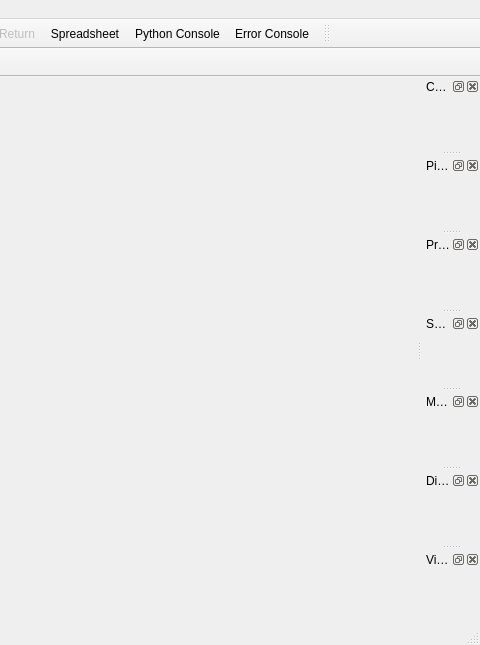
Before: the Qt Designer form vvMainWindow.ui in Kitware/VeloView, drawn with Qt 5; both pictures show x 590 to 1070 and y 0 to 645 of the 1070 by 645 pixel window.
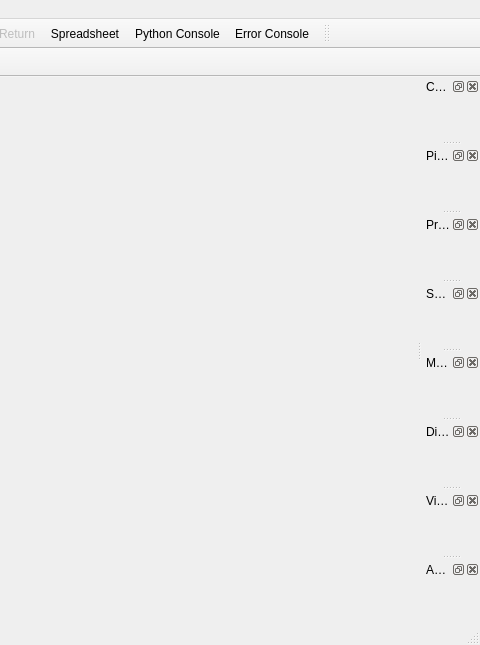
After: the same form once the commit is applied. Icons and pictures are not drawn. Custom widgets are drawn as their Qt base class.

Commit message: Add Animation widget

```diff
--- a/vvMainWindow.ui
+++ b/vvMainWindow.ui
@@ -308,6 +308,15 @@
    </attribute>
    <widget class="pqPropertiesPanel" name="viewPropertiesPanel"/>
   </widget>
+  <widget class="QDockWidget" name="viewAnimationDock">
+   <property name="windowTitle">
+    <string>Animation</string>
+   </property>
+   <attribute name="dockWidgetArea">
+    <number>2</number>
+   </attribute>
+   <widget class="pqPVAnimationWidget" name="animationPanel"/>
+  </widget>
   <action name="actionE_xit">
    <property name="text">
     <string>E&amp;xit</string>
@@ -939,6 +948,12 @@
    <extends>QStatusBar</extends>
    <header>pqStatusBar.h</header>
   </customwidget>
+  <customwidget>
+   <class>pqPVAnimationWidget</class>
+   <extends>QWidget</extends>
+   <header>pqPVAnimationWidget.h</header>
+   <container>1</container>
+  </customwidget>
  </customwidgets>
  <resources>
   <include location="VelodyneHDL/Ui/images/resources.qrc"/>
```
The commit also changes 1 other file.
